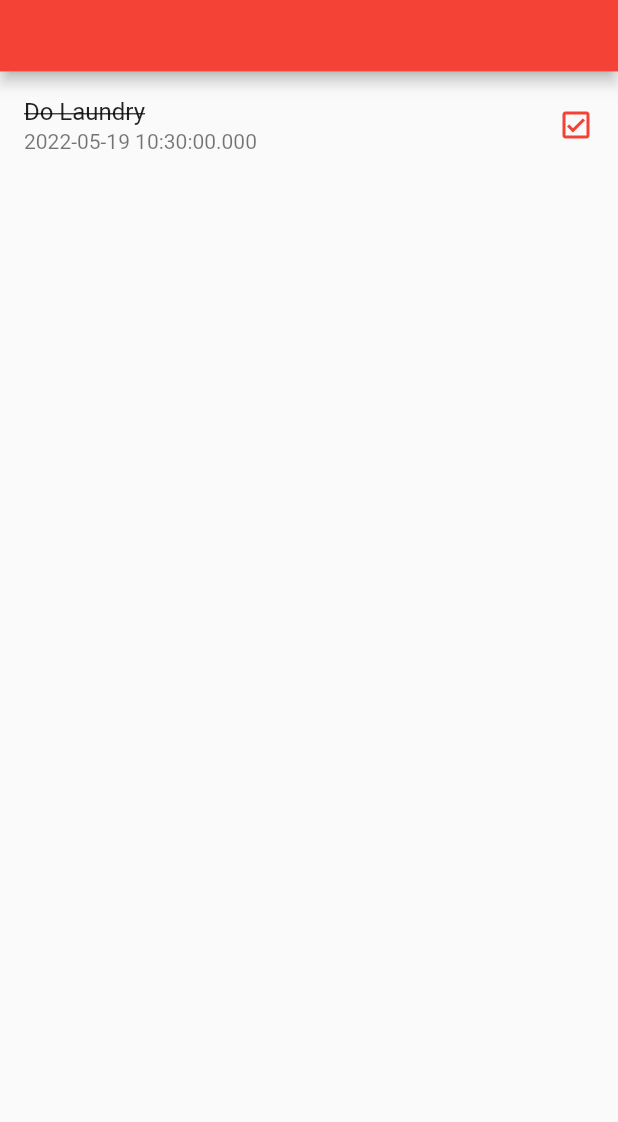
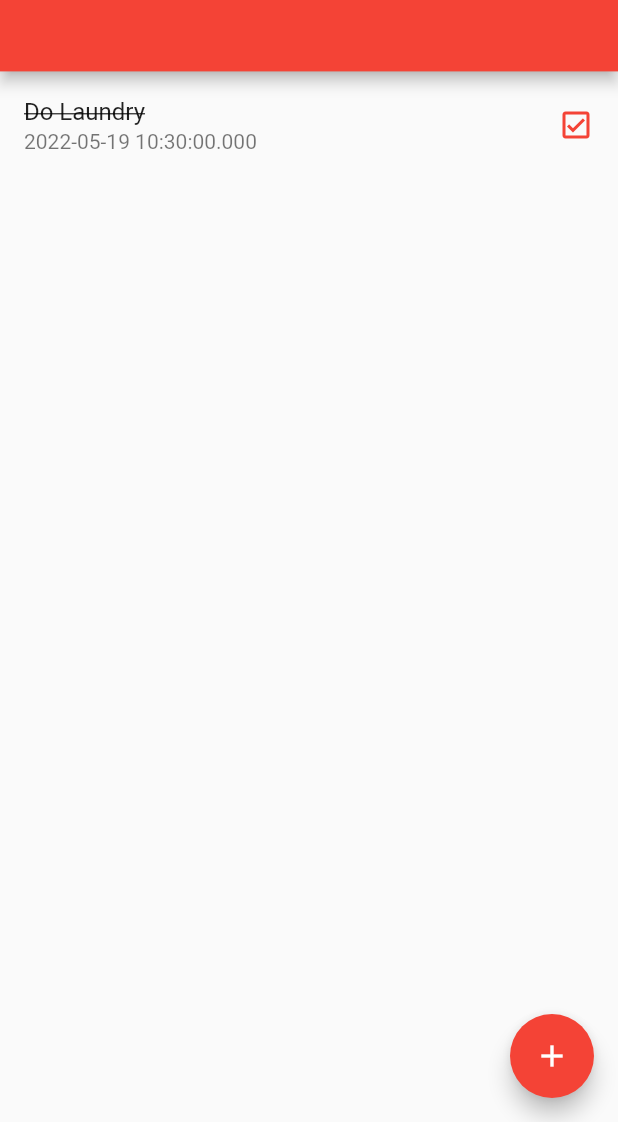
Before and after one commit to phin01/flutter_learning, a Flutter app: the screen it shows after launch, on a phone screen of 412 x 824 dp, the part 114-1236 px from its top. Run offline on Flutter 3.47's test engine with Material 2 defaults, Android fonts, the phone set to English and light mode, and no system bars.

Commit message:
Include button to add tasks (no logic)

```diff
--- a/taskly/lib/pages/home_page.dart
+++ b/taskly/lib/pages/home_page.dart
@@ -30,6 +30,7 @@ class _HomePageState extends State<HomePage> {
     return Scaffold(
       appBar: _tasklyAppBar(_deviceWidth, _deviceHeight),
       body: _tasksList(),
+      floatingActionButton: _addTaskButton(),
     );
   }
 
@@ -80,5 +81,15 @@ class _HomePageState extends State<HomePage> {
     );
   }
 
+  // Button to Add Tasks
+  Widget _addTaskButton() {
+    return FloatingActionButton(
+      child: const Icon(
+        Icons.add,
+      ), // button icon
 
+      onPressed: () {
+      }
+    );
+  }
 }
```
